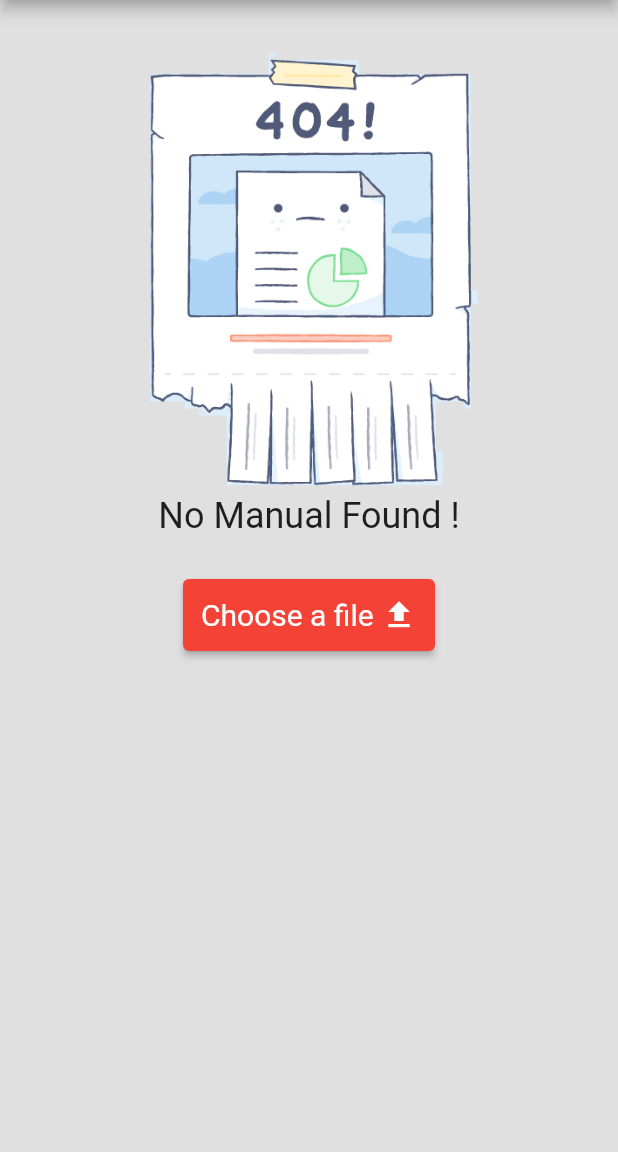
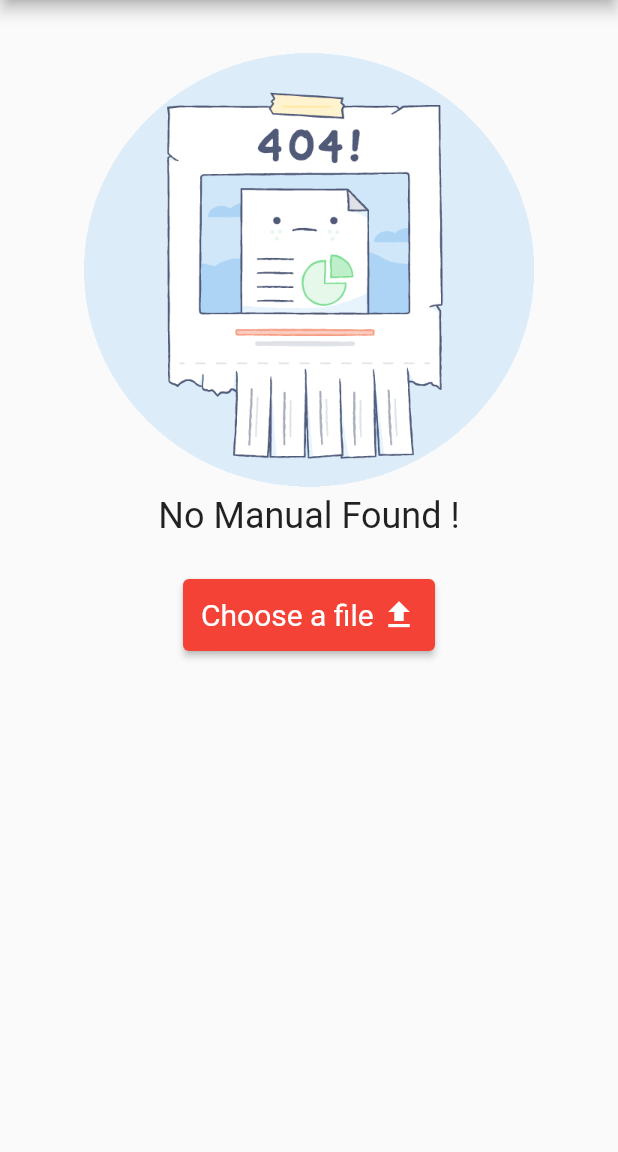
Before and after one commit to ncvescera/KeepReading, a Flutter app: the screen it shows after launch, on a phone screen of 412 x 824 dp, the part 84-1236 px from its top. Run offline on Flutter 3.47's test engine with Material 2 defaults, Android fonts, the phone set to English and light mode, and no system bars; our stand-ins replace file_picker, package_info_plus; missing offline and left inert: pdfx.

Commit message:
Cambiata immagine nofile
Cambiata immagine (da migliorare) e cambiato sfondo (ora bianco)

```diff
--- a/KeepReading/lib/page/nofile_page.dart
+++ b/KeepReading/lib/page/nofile_page.dart
@@ -17,7 +17,7 @@ class NoFilePage extends StatelessWidget {
   @override
   Widget build(BuildContext context) {
     return Scaffold(
-      backgroundColor: const Color.fromRGBO(224, 224, 224, 1.0),
+      //backgroundColor: const Color.fromRGBO(224, 224, 224, 1.0),
       appBar: MyAppBar(appName: appName, deleteFile: deleteFile),
       body: Center(
         child: Padding(
@@ -27,7 +27,7 @@ class NoFilePage extends StatelessWidget {
             crossAxisAlignment: CrossAxisAlignment.center,
             children: [
               Image.asset(
-                'assets/button_icons/noFile.png',
+                'assets/button_icons/noFile2.png',
                 width: 300,
                 height: 300,
               ),
```
Also changed, not shown: KeepReading/assets/button_icons/noFile2.png (added).
